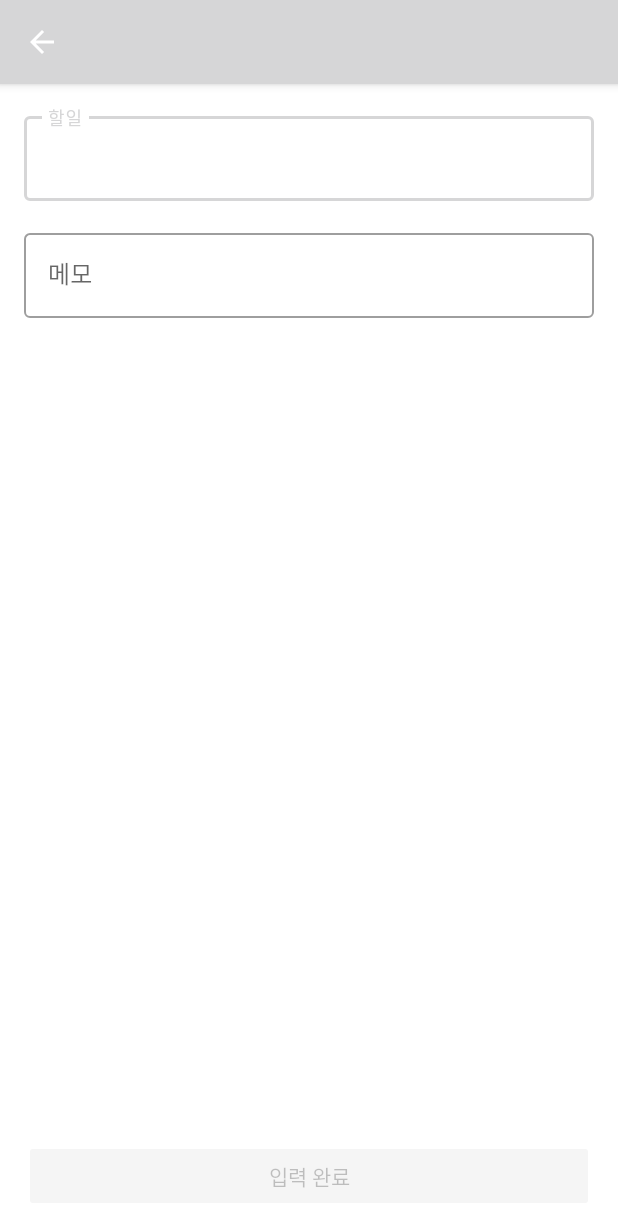
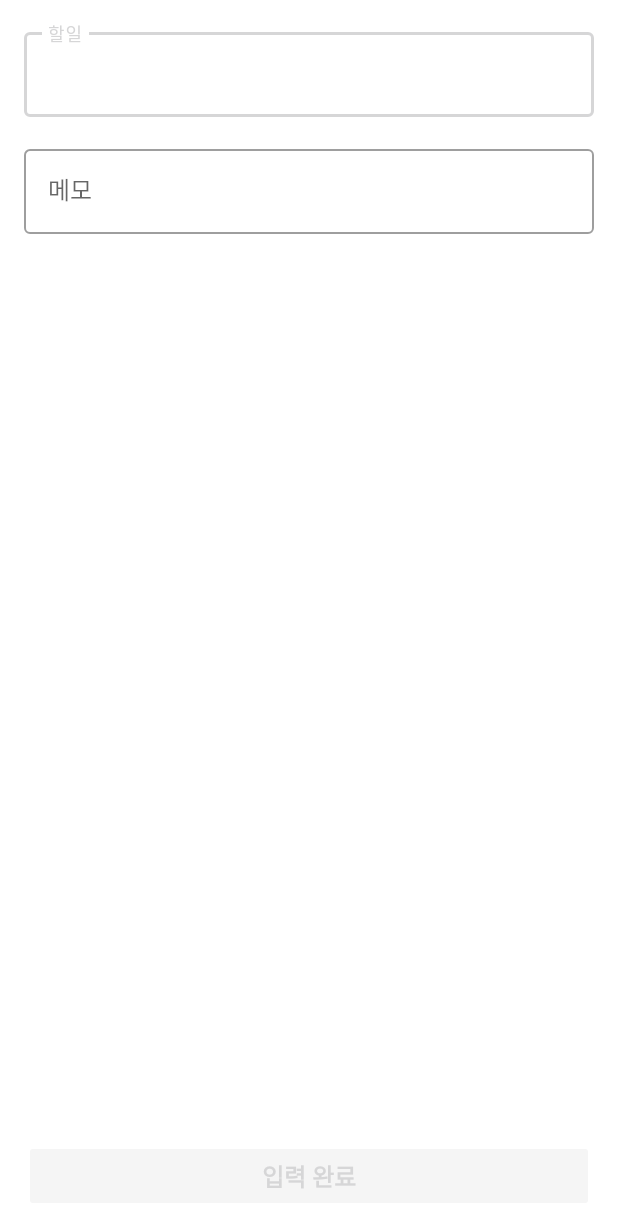
Before and after one commit to david-s-kim/part3_chapter7, an Android app: the InputActivity screen opened directly, with no data from a screen before it, on a phone screen of 412 x 824 dp. Shown: the top 1228 px of the screen. Run offline under Robolectric (Android 15) with nearby library versions, the phone set to English and light mode, and no system bars; our stand-ins replace Dagger/Hilt's generated code, data binding.

Commit message:
todo 앱

```diff
--- a/app/src/main/java/com/example/part3_chapter7/ContentViewHolder.kt
+++ b/app/src/main/java/com/example/part3_chapter7/ContentViewHolder.kt
@@ -12,9 +12,10 @@ class ContentViewHolder(
 
     fun bind(item: ContentEntity) {
         binding.item = item
+        binding.handler = handler
 
         binding.contentCheckBox.paintFlags = if (item.isDone) {
-            binding.contentCheckBox.paintFlags + Paint.STRIKE_THRU_TEXT_FLAG
+            Paint.STRIKE_THRU_TEXT_FLAG
         } else {
             0
         }
--- a/app/src/main/java/com/example/part3_chapter7/MainViewModel.kt
+++ b/app/src/main/java/com/example/part3_chapter7/MainViewModel.kt
@@ -28,4 +28,10 @@ class MainViewModel @Inject constructor(
             contentRepository.modify(item)
         }
     }
+
+    fun deleteItem(item: ContentEntity) {
+        viewModelScope.launch(Dispatchers.IO) {
+            contentRepository.delete(item)
+        }
+    }
 }
--- a/app/src/main/java/com/example/part3_chapter7/repository/ContentRepository.kt
+++ b/app/src/main/java/com/example/part3_chapter7/repository/ContentRepository.kt
@@ -11,4 +11,6 @@ interface ContentRepository {
     suspend fun insert(item: ContentEntity)
 
     suspend fun modify(item: ContentEntity)
+
+    suspend fun delete(item: ContentEntity)
 }
--- a/app/src/main/java/com/example/part3_chapter7/repository/ContentRepositoryImpl.kt
+++ b/app/src/main/java/com/example/part3_chapter7/repository/ContentRepositoryImpl.kt
@@ -15,4 +15,10 @@ class ContentRepositoryImpl @Inject constructor(private val contentDao: ContentD
     override suspend fun modify(item: ContentEntity) {
         contentDao.insert(item)
     }
+
+    override suspend fun delete(item: ContentEntity) {
+        contentDao.delete(item)
+    }
+
+
 }
--- a/app/src/main/res/layout/activity_input.xml
+++ b/app/src/main/res/layout/activity_input.xml
@@ -12,7 +12,7 @@
     <androidx.constraintlayout.widget.ConstraintLayout
         android:layout_width="match_parent"
         android:layout_height="match_parent"
-        android:padding="16dp">
+        android:padding="@dimen/padding">
 
         <com.google.android.material.textfield.TextInputLayout
             android:id="@+id/contentTextInputLayoutInput"
@@ -30,6 +30,7 @@
                 android:layout_width="match_parent"
                 android:layout_height="match_parent"
                 android:hint="할일"
+                android:textAppearance="@style/TextAppearance.App.Large"
                 android:text="@={viewModel.content}">
 
                 <requestFocus />
@@ -42,7 +43,7 @@
             style="@style/Widget.MaterialComponents.TextInputLayout.OutlinedBox"
             android:layout_width="0dp"
             android:layout_height="wrap_content"
-            android:layout_marginTop="16dp"
+            android:layout_marginTop="@dimen/margin"
             app:layout_constraintEnd_toEndOf="parent"
             app:layout_constraintStart_toStartOf="parent"
             app:layout_constraintTop_toBottomOf="@id/contentTextInputLayoutInput">
@@ -52,6 +53,7 @@
                 android:layout_width="match_parent"
                 android:layout_height="match_parent"
                 android:hint="메모"
+                android:textAppearance="@style/TextAppearance.App.Large"
                 android:imeOptions="actionDone"
                 android:inputType="text"
                 android:text="@={viewModel.memo}" />
@@ -64,11 +66,13 @@
             android:layout_height="wrap_content"
             android:enabled="@{viewModel.content.empty}"
             android:onClick="@{() -> viewModel.insertData()}"
-            android:paddingStart="16dp"
-            android:paddingTop="8dp"
-            android:paddingEnd="16dp"
-            android:paddingBottom="8dp"
+            android:paddingStart="@dimen/padding"
+            android:paddingTop="@dimen/padding_small"
+            android:paddingEnd="@dimen/padding"
+            android:paddingBottom="@dimen/padding_small"
+            android:textAppearance="@style/TextAppearance.App.Large"
             android:text="입력 완료"
+            android:textStyle="bold"
             app:layout_constraintBottom_toBottomOf="parent"
             app:layout_constraintEnd_toEndOf="parent"
             app:layout_constraintStart_toStartOf="parent" />
--- a/app/src/main/res/layout/activity_main.xml
+++ b/app/src/main/res/layout/activity_main.xml
@@ -20,6 +20,7 @@
             android:layout_width="wrap_content"
             android:layout_height="wrap_content"
             android:text="데이터가 없습니다. \n 데이터를 추가해 주세요."
+            android:textAppearance="@style/TextAppearance.AppCompat.Medium"
             android:gravity="center_vertical"
             app:layout_constraintBottom_toBottomOf="parent"
             app:layout_constraintEnd_toEndOf="parent"
@@ -41,7 +42,7 @@
             android:id="@+id/floatingButton"
             android:layout_width="wrap_content"
             android:layout_height="wrap_content"
-            android:layout_margin="16dp"
+            android:layout_margin="@dimen/margin"
             android:onClick="@{() -> view}"
             android:src="@drawable/ic_baseline_add_24"
             app:layout_constraintBottom_toBottomOf="parent"
--- /dev/null
+++ b/app/src/main/res/values/dimen.xml
@@ -0,0 +1,14 @@
+<?xml version="1.0" encoding="utf-8"?>
+<resources>
+    <dimen name="padding">16dp</dimen>
+    <dimen name="padding_small">8dp</dimen>
+
+    <dimen name="margin">16dp</dimen>
+    <dimen name="margin_small">8dp</dimen>
+
+    <dimen name="text_large">16sp</dimen>
+    <dimen name="text_medium">14sp</dimen>
+    <dimen name="text_small">8sp</dimen>
+
+
+</resources>
--- /dev/null
+++ b/app/src/main/res/values/style.xml
@@ -0,0 +1,28 @@
+<?xml version="1.0" encoding="utf-8"?>
+<resources>
+    <style name="TextAppearance.App" parent="TextAppearance.AppCompat">
+        <item name="android:textColor">@color/black</item>
+        <item name="hintTextColor">#CCCCCC</item>
+        <item name="android:textSize">@dimen/text_medium</item>
+
+    </style>
+
+    <style name="TextAppearance.App.Large" parent="TextAppearance.App">
+        <item name="android:textSize">@dimen/text_large</item>
+
+    </style>
+
+    <style name="TextAppearance.App.Bold" parent="TextAppearance.App.Large">
+        <item name="android:textStyle">bold|italic</item>
+    </style>
+
+    <style name="TextAppearance.App.Small" parent="TextAppearance.App">
+
+        <item name="android:textSize">@dimen/text_small</item>
+    </style>
+
+    <style name="TextAppearance.App.Small.Bold." parent="TextAppearance.App.Small">
+        <item name="android:textStyle">bold</item>
+    </style>
+
+</resources>
--- a/app/src/main/res/values/themes.xml
+++ b/app/src/main/res/values/themes.xml
@@ -1,6 +1,6 @@
 <resources xmlns:tools="http://schemas.android.com/tools">
     <!-- Base application theme. -->
-    <style name="Theme.Part3_chapter7" parent="Theme.MaterialComponents.DayNight.DarkActionBar">
+    <style name="Theme.Part3_chapter7" parent="Theme.MaterialComponents.DayNight.NoActionBar">
         <!-- Primary brand color. -->
         <item name="colorPrimary">@color/purple_500</item>
         <item name="colorPrimaryVariant">@color/purple_700</item>
@@ -12,5 +12,6 @@
         <!-- Status bar color. -->
         <item name="android:statusBarColor">?attr/colorPrimaryVariant</item>
         <!-- Customize your theme here. -->
+        <item name="android:textViewStyle">@style/Widget.AppCompat.Button.Colored</item>
     </style>
 </resources>
```
Also changed, not shown: app/src/main/java/com/example/part3_chapter7/MainActivity.kt (+9 -2 lines), app/src/main/java/com/example/part3_chapter7/data/dao/ContentDao.kt (+4 -4 lines), app/src/main/res/layout/item_content.xml (+9 -8 lines).
